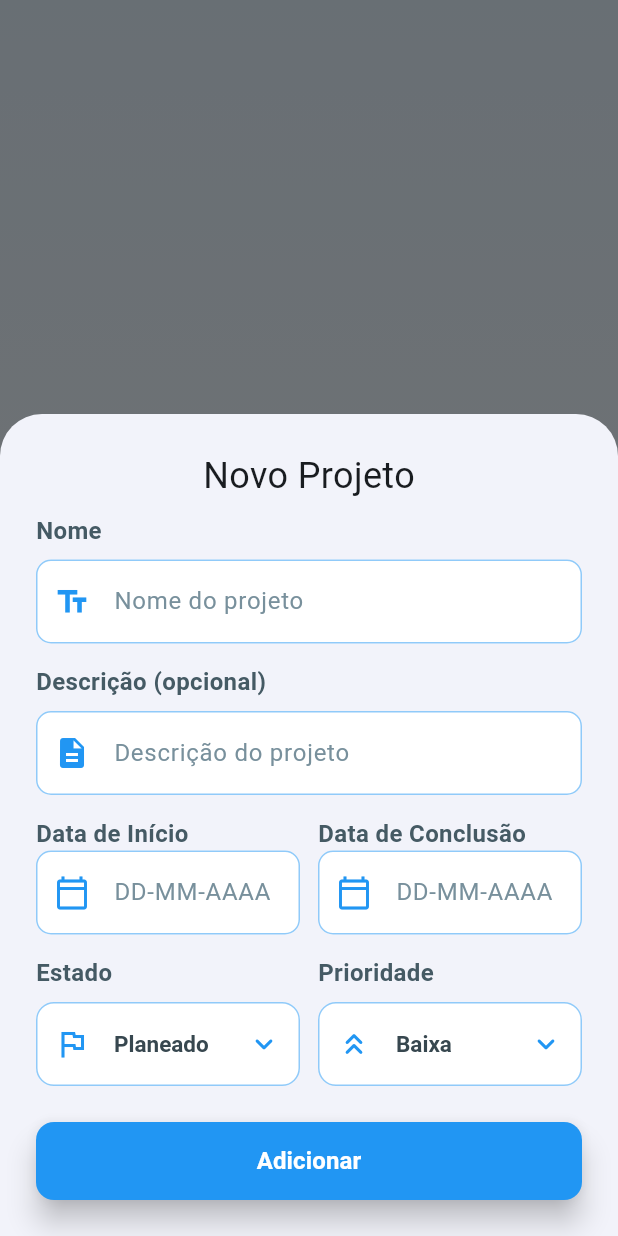
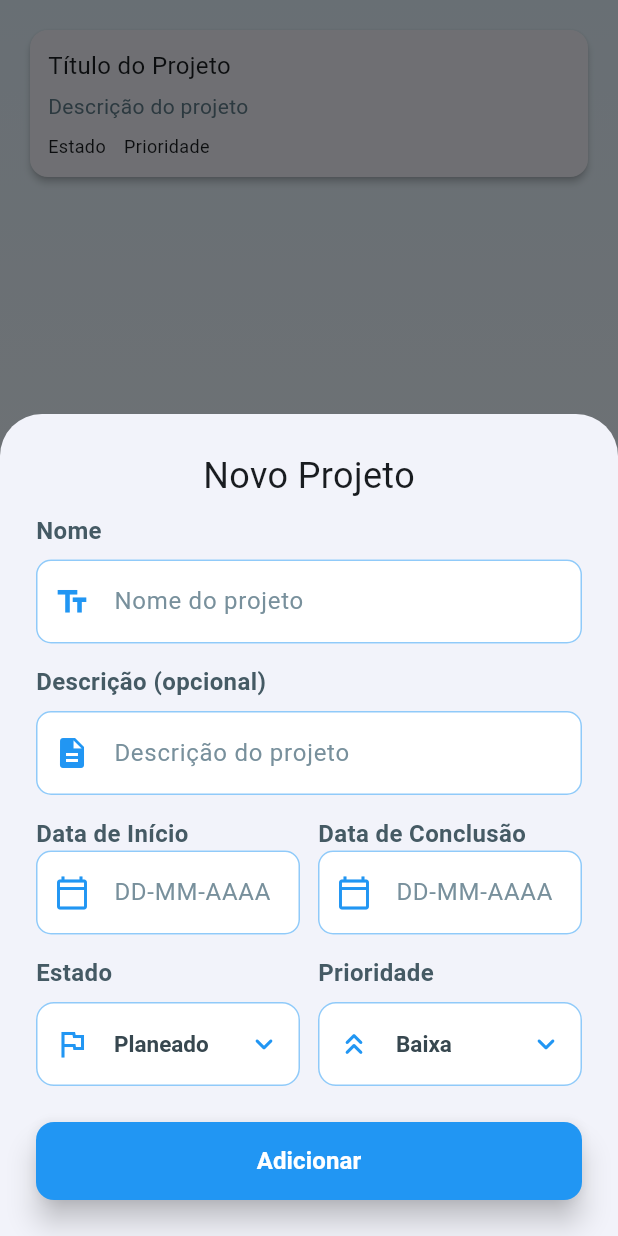
Before and after one commit to Bea-Henriques/PAP, a Flutter app: the ProjectsScreen screen opened directly, after a tap on the "add" icon, on a phone screen of 412 x 824 dp. Run offline on Flutter 3.47's test engine with Material 3 defaults, Android fonts, the phone set to English and light mode, and no system bars; our stand-ins replace cloud_firestore, firebase_auth, firebase_core; accounts and stored records are empty.

Commit message:
feat: conclusão do design de listar projetos

```diff
--- a/doit_app/lib/screens/projects_screen.dart
+++ b/doit_app/lib/screens/projects_screen.dart
@@ -1,3 +1,4 @@
+import 'package:doit_app/models/project_model.dart';
 import 'package:doit_app/widgets/custom_button.dart';
 import 'package:doit_app/widgets/custom_label.dart';
 import 'package:doit_app/widgets/custom_text.dart';
@@ -22,6 +23,7 @@ class _ProjectsScreenState extends State<ProjectsScreen> {
   final Color _formAccentColor = Colors.blue;
   String _selectedState = 'Planeado';
   String _selectedPriority = 'Baixa';
+  final List<Project> _projects = [];
 
   @override
   Widget build(BuildContext context) {
@@ -38,6 +40,53 @@ class _ProjectsScreenState extends State<ProjectsScreen> {
         floatingActionButton: FloatingActionButton(
           onPressed: openProjectForm, // create a project
           child: Icon(Icons.add),
+        ),
+        body: Padding(
+          padding: const EdgeInsets.all(16.0),
+          child: ListView(
+            children: <Widget>[
+              Dismissible(
+                key: UniqueKey(),
+                background: Container(
+                  decoration: BoxDecoration(
+                    color: Colors.red,
+                    borderRadius: BorderRadius.circular(12),
+                  ),
+                  child: Icon(Icons.delete),
+                ),
+                child: Card(
+                  shape: RoundedRectangleBorder(borderRadius: BorderRadius.circular(12)),
+                  elevation: 2,
+                  child: InkWell(
+                    borderRadius: BorderRadius.circular(12),
+                    onTap: () {
+                      openProjectForm(); // open project details or edit form
+                    },
+                    child: Padding(
+                      padding: const EdgeInsets.all(12.0),
+                      child: Column(
+                        crossAxisAlignment: CrossAxisAlignment.start,
+                        children: [
+                          CustomText(text: 'Título do Projeto', fontSize: 16),
+                          const SizedBox(height: 6),
+                          CustomText(text: 'Descrição do projeto', fontSize: 14, color: Colors.blueGrey),
+                          const SizedBox(height: 8),
+                          Row(
+                            mainAxisSize: MainAxisSize.max,
+                            children: [
+                              CustomText(text: 'Estado', fontSize: 12),
+                              const SizedBox(width: 12),
+                              CustomText(text: 'Prioridade', fontSize: 12),
+                            ],
+                          ),
+                        ],
+                      ),
+                    ),
+                  ),
+                ),
+                ),
+            ],
+          ),
         ),
       ),
     );
```
